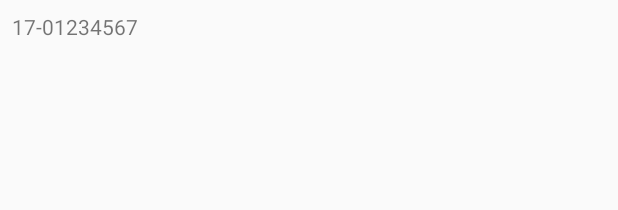
After one commit to pixelbutter/chicago-311, an Android app: the layout item_recent_request.xml on its own in the app's theme, with its tools: preview values and no code run, on a phone screen of 412 x 824 dp. The commit adds this screen. Shown: the top 210 px of the screen. Run offline under Robolectric (Android 15) with nearby library versions, the phone set to English and light mode, and no system bars.

Commit message:
wip displaying recent requests

```diff
--- a/app/src/main/java/com/chicago311/create/list/NewRequestListFragment.kt
+++ b/app/src/main/java/com/chicago311/create/list/NewRequestListFragment.kt
@@ -21,9 +21,7 @@ class NewRequestListFragment : Fragment() {
 
     @Inject lateinit var viewModelFactory: ViewModelProvider.Factory
     private lateinit var viewModel: ServiceListViewModel
-    private var listAdapter = ServicesViewAdapter(ArrayList()) {
-        startActivity(NewRequestActivity.createIntent(activity, it))
-    }
+    private var listAdapter = ServicesViewAdapter(ArrayList(), { startActivity(NewRequestActivity.createIntent(activity, it)) })
 
     override fun onCreateView(inflater: LayoutInflater, container: ViewGroup?, savedInstanceState: Bundle?): View? {
         return inflater.inflate(R.layout.fragment_new_request_list, container, false)
--- a/app/src/main/java/com/chicago311/data/remote/ServiceRequestService.kt
+++ b/app/src/main/java/com/chicago311/data/remote/ServiceRequestService.kt
@@ -2,6 +2,7 @@ package com.chicago311.data.remote
 
 import android.arch.lifecycle.LiveData
 import com.chicago311.data.model.RequestDetails
+import com.chicago311.data.model.RequestSummary
 import com.chicago311.data.model.ServiceRequest
 import com.chicago311.data.model.ServiceRequirementResponse
 import retrofit2.http.GET
@@ -21,4 +22,7 @@ interface ServiceRequestService {
     @GET("requests/{service_request_id}.json")
     fun getRequestDetails(@Path("service_request_id") requestId: String,
                           @Query("extensions") extensions: Boolean = true): LiveData<ApiResponse<List<RequestDetails>>>
+
+    @GET("requests.json")
+    fun getRecentRequests(@Query("status") status: String = "open,closed"): LiveData<ApiResponse<List<RequestSummary>>>
 }
--- a/app/src/main/java/com/chicago311/di/AppComponent.kt
+++ b/app/src/main/java/com/chicago311/di/AppComponent.kt
@@ -6,6 +6,7 @@ import com.chicago311.create.details.NewRequestDetailsViewModel
 import com.chicago311.create.list.NewRequestListFragment
 import com.chicago311.create.location.NewRequestLocationFragment
 import com.chicago311.requests.RequestDetailsActivity
+import com.chicago311.requests.RequestsLookupFragment
 import dagger.Component
 import javax.inject.Singleton
 
@@ -22,5 +23,7 @@ interface AppComponent {
 
     fun inject(activity: NewRequestActivity)
 
+    fun inject(fragment: RequestsLookupFragment)
+
     fun inject(activity: RequestDetailsActivity)
 }
--- a/app/src/main/java/com/chicago311/di/ViewModelModule.kt
+++ b/app/src/main/java/com/chicago311/di/ViewModelModule.kt
@@ -6,6 +6,7 @@ import com.chicago311.create.details.NewRequestDetailsViewModel
 import com.chicago311.create.list.ServiceListViewModel
 import com.chicago311.create.location.NewRequestLocationViewModel
 import com.chicago311.requests.RequestDetailsViewModel
+import com.chicago311.requests.RequestsLookupViewModel
 import dagger.Binds
 import dagger.Module
 import dagger.multibindings.IntoMap
@@ -37,4 +38,9 @@ internal abstract class ViewModelModule {
     @IntoMap
     @ViewModelKey(RequestDetailsViewModel::class)
     abstract fun provideRequestDetailsViewModel(viewModel: RequestDetailsViewModel): ViewModel
+
+    @Binds
+    @IntoMap
+    @ViewModelKey(RequestsLookupViewModel::class)
+    abstract fun provideRequestsLookupViewModel(viewModel: RequestsLookupViewModel): ViewModel
 }
--- a/app/src/main/java/com/chicago311/repository/ServiceRequestRepository.kt
+++ b/app/src/main/java/com/chicago311/repository/ServiceRequestRepository.kt
@@ -3,6 +3,7 @@ package com.chicago311.repository
 import android.arch.lifecycle.LiveData
 import com.chicago311.data.Resource
 import com.chicago311.data.model.RequestDetails
+import com.chicago311.data.model.RequestSummary
 import com.chicago311.data.model.ServiceRequest
 import com.chicago311.data.model.ServiceRequirementResponse
 import com.chicago311.data.remote.ApiResponse
@@ -15,4 +16,6 @@ interface ServiceRequestRepository {
     fun getServiceRequirements(serviceCode: String): LiveData<ApiResponse<ServiceRequirementResponse>>
 
     fun getRequestDetails(requestId: String): LiveData<ApiResponse<List<RequestDetails>>>
+
+    fun getRecentRequests(): LiveData<ApiResponse<List<RequestSummary>>>
 }
--- a/app/src/main/java/com/chicago311/repository/ServiceRequestRepositoryImpl.kt
+++ b/app/src/main/java/com/chicago311/repository/ServiceRequestRepositoryImpl.kt
@@ -6,6 +6,7 @@ import com.chicago311.data.Resource
 import com.chicago311.data.local.ServiceRequestDatabase
 import com.chicago311.data.local.ServicesDao
 import com.chicago311.data.model.RequestDetails
+import com.chicago311.data.model.RequestSummary
 import com.chicago311.data.model.ServiceRequest
 import com.chicago311.data.model.ServiceRequirementResponse
 import com.chicago311.data.remote.ApiResponse
@@ -62,4 +63,8 @@ class ServiceRequestRepositoryImpl @Inject constructor(
     override fun getRequestDetails(requestId: String): LiveData<ApiResponse<List<RequestDetails>>> {
         return apiService.getRequestDetails(requestId)
     }
+
+    override fun getRecentRequests(): LiveData<ApiResponse<List<RequestSummary>>> {
+        return apiService.getRecentRequests()
+    }
 }
--- /dev/null
+++ b/app/src/main/res/layout/item_recent_request.xml
@@ -0,0 +1,14 @@
+<?xml version="1.0" encoding="utf-8"?>
+<android.support.constraint.ConstraintLayout xmlns:android="http://schemas.android.com/apk/res/android"
+    xmlns:tools="http://schemas.android.com/tools"
+    android:layout_width="match_parent"
+    android:layout_height="wrap_content"
+    android:background="?android:attr/colorBackground">
+
+    <TextView
+        android:id="@+id/requestItemId"
+        android:layout_width="match_parent"
+        android:layout_height="match_parent"
+        android:padding="8dp"
+        tools:text="17-01234567"/>
+</android.support.constraint.ConstraintLayout>
```
Also changed, not shown: app/src/main/java/com/chicago311/create/list/ServiceListViewModel.kt (+1 -6 lines), app/src/main/java/com/chicago311/data/model/RequestSummary.kt (added, +9 -0 lines), app/src/main/java/com/chicago311/requests/RequestsLookupFragment.kt (+37 -1 lines), app/src/main/java/com/chicago311/requests/RequestsLookupViewModel.kt (added, +12 -0 lines), app/src/main/java/com/chicago311/requests/RequestsViewAdapter.kt (added, +36 -0 lines), app/src/main/res/layout/fragment_requests.xml (+12 -0 lines).
